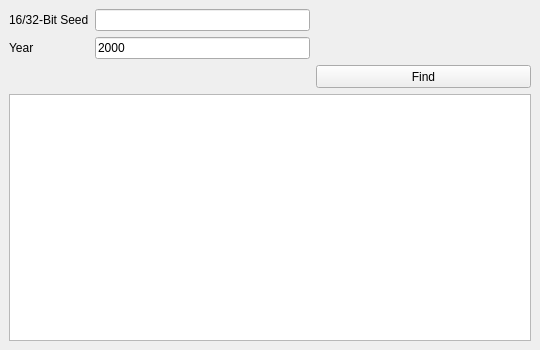
Before: the Qt Designer form Forms/Gen3/SeedToTime3.ui in Admiral-Fish/PokeFinder, drawn with Qt 5.
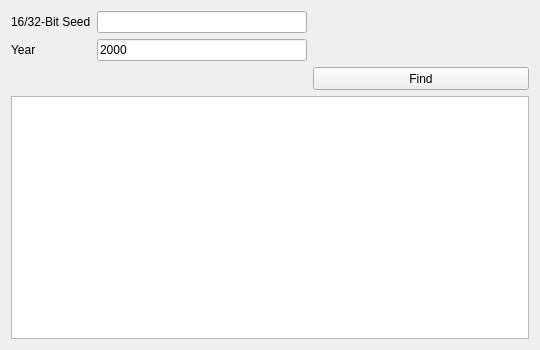
After: the same form once the commit is applied. Custom widgets are drawn as their Qt base class.

```diff
--- a/Forms/Gen3/SeedToTime3.ui
+++ b/Forms/Gen3/SeedToTime3.ui
@@ -1,7 +1,7 @@
 <?xml version="1.0" encoding="UTF-8"?>
 <ui version="4.0">
  <class>SeedToTime3</class>
- <widget class="QMainWindow" name="SeedToTime3">
+ <widget class="QWidget" name="SeedToTime3">
   <property name="geometry">
    <rect>
     <x>0</x>
@@ -31,7 +31,6 @@
   <property name="windowTitle">
    <string>Gen 3 Seed to Time</string>
   </property>
-  <widget class="QWidget" name="centralwidget">
    <layout class="QGridLayout" name="gridLayout">
     <item row="0" column="0">
      <widget class="QLabel" name="seedLabel">
@@ -47,6 +46,19 @@
       </property>
      </widget>
     </item>
+   <item row="0" column="2">
+    <spacer name="horizontalSpacer">
+     <property name="orientation">
+      <enum>Qt::Horizontal</enum>
+     </property>
+     <property name="sizeHint" stdset="0">
+      <size>
+       <width>216</width>
+       <height>20</height>
+      </size>
+     </property>
+    </spacer>
+   </item>
     <item row="1" column="0">
      <widget class="QLabel" name="labelYear">
       <property name="text">
@@ -111,21 +123,7 @@
       </attribute>
      </widget>
     </item>
-    <item row="0" column="2">
-     <spacer name="horizontalSpacer">
-      <property name="orientation">
-       <enum>Qt::Horizontal</enum>
-      </property>
-      <property name="sizeHint" stdset="0">
-       <size>
-        <width>40</width>
-        <height>20</height>
-       </size>
-      </property>
-     </spacer>
-    </item>
-   </layout>
-  </widget>
+  </layout>
  </widget>
  <customwidgets>
   <customwidget>
```
Lines whose indentation alone changed are shown as unchanged.
